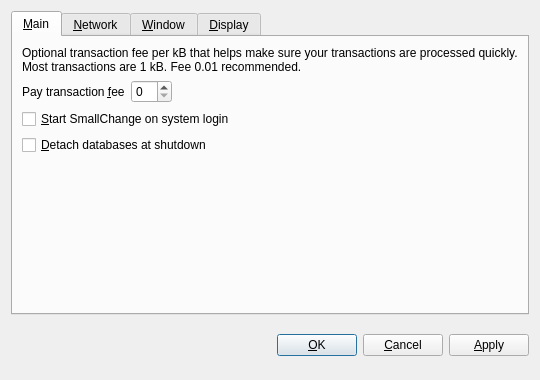
Old version of the form src/qt/forms/optionsdialog.ui in the repository Alter28/XmasCoin.
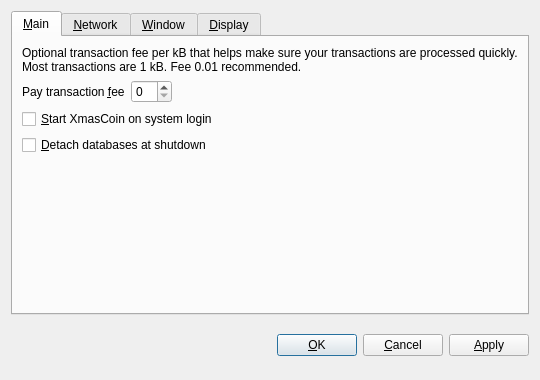
New version of the form. The open tabs and pages were chosen to show the change. Custom widgets are drawn as their Qt base class.

```diff
--- a/src/qt/forms/optionsdialog.ui
+++ b/src/qt/forms/optionsdialog.ui
@@ -82,7 +82,7 @@
           <string>Automatically start SmallChange after logging in to the system.</string>
          </property>
          <property name="text">
-          <string>&amp;Start SmallChange on system login</string>
+          <string>&amp;Start XmasCoin on system login</string>
          </property>
         </widget>
        </item>
```
Left out of the diff: 10 changed lines with no effect on the pictures.
